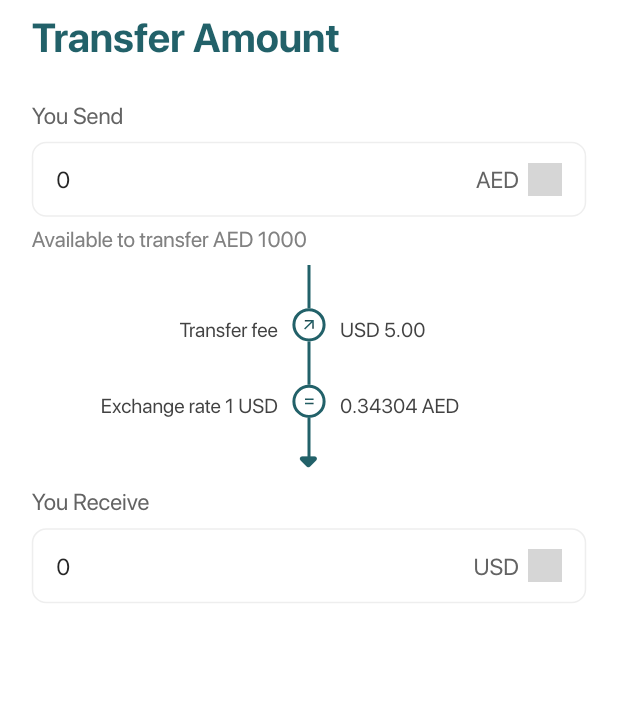
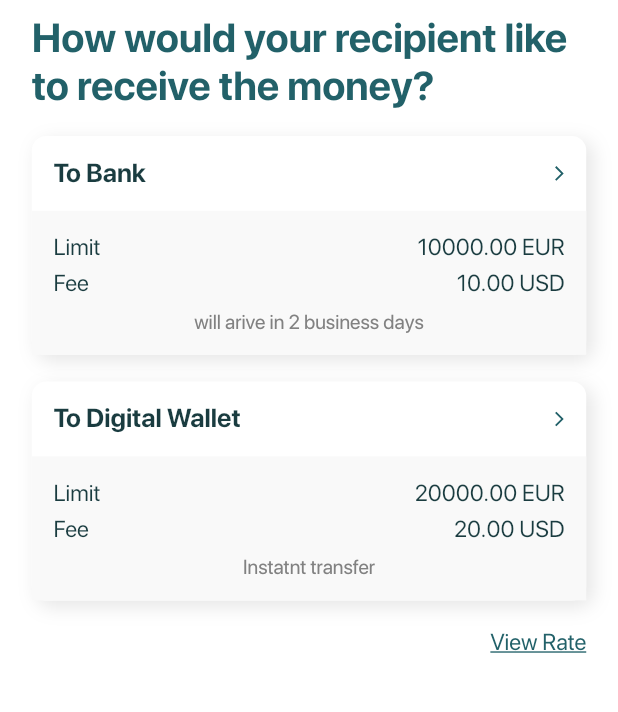
Before and after one commit to Dev-Ayan-Dasgupta/dhabi, a Flutter app: the SelectCountryScreen screen opened by its route, after a tap on "Brazil", on a phone screen of 412 x 824 dp, the part 84-796 px from its top. Run offline on Flutter 3.47's test engine with Material 2 defaults, Android fonts, the phone set to English and light mode, and no system bars; our stand-ins replace dropdown_button2, equatable, flutter_bloc, flutter_sizer, flutter_svg, local_auth and 1 more; missing offline and left inert: local_auth_android, local_auth_ios, platform_device_id; accounts and stored records are empty; network calls fail; grey boxes are pictures that could not be loaded.

Commit message:
created recipient recieve mode tile

```diff
--- a/lib/presentation/routers/app_router.dart
+++ b/lib/presentation/routers/app_router.dart
@@ -192,6 +192,10 @@ class AppRouter {
         return MaterialPageRoute(
           builder: (_) => const SelectCountryScreen(),
         );
+      case Routes.recipientReceiveMode:
+        return MaterialPageRoute(
+          builder: (_) => const RecipientReceiveModeScreen(),
+        );
       case Routes.password:
         return MaterialPageRoute(
           builder: (_) => const PasswordScreen(),
--- a/lib/presentation/routers/routes.dart
+++ b/lib/presentation/routers/routes.dart
@@ -37,5 +37,6 @@ class Routes {
   static const String selectRecipient = 'select-recipient';
   static const String recipientDetails = 'recipient-details';
   static const String selectCountry = 'select-country';
+  static const String recipientReceiveMode = 'recipient-receive-mode';
   static const String password = 'password';
 }
--- a/lib/presentation/screens/retail/transfer/index.dart
+++ b/lib/presentation/screens/retail/transfer/index.dart
@@ -8,3 +8,4 @@ export './select_recipient.dart';
 export './recipient_details.dart';
 export './select_country.dart';
 export './password.dart';
+export './recipient_receive_mode.dart';
--- /dev/null
+++ b/lib/presentation/screens/retail/transfer/recipient_receive_mode.dart
@@ -0,0 +1,96 @@
+import 'package:dialup_mobile_app/presentation/widgets/core/index.dart';
+import 'package:dialup_mobile_app/presentation/widgets/transfer/recipient_receive_mode_tile.dart';
+import 'package:dialup_mobile_app/utils/constants/index.dart';
+import 'package:flutter/material.dart';
+import 'package:flutter_sizer/flutter_sizer.dart';
+
+class RecipientReceiveModeScreen extends StatefulWidget {
+  const RecipientReceiveModeScreen({Key? key}) : super(key: key);
+
+  @override
+  State<RecipientReceiveModeScreen> createState() =>
+      _RecipientReceiveModeScreenState();
+}
+
+class _RecipientReceiveModeScreenState
+    extends State<RecipientReceiveModeScreen> {
+  @override
+  Widget build(BuildContext context) {
+    return Scaffold(
+      appBar: AppBar(
+        leading: const AppBarLeading(),
+        actions: [
+          Padding(
+            padding: EdgeInsets.only(
+              right: (22 / Dimensions.designWidth).w,
+              top: (20 / Dimensions.designWidth).w,
+            ),
+            child: Text(
+              "Cancel",
+              style: TextStyles.primary.copyWith(
+                color: const Color.fromRGBO(65, 65, 65, 0.5),
+                fontSize: (16 / Dimensions.designWidth).w,
+                fontWeight: FontWeight.w600,
+              ),
+            ),
+          )
+        ],
+        backgroundColor: Colors.transparent,
+        elevation: 0,
+      ),
+      body: Padding(
+        padding: EdgeInsets.symmetric(
+          horizontal: (22 / Dimensions.designWidth).w,
+        ),
+        child: Column(
+          crossAxisAlignment: CrossAxisAlignment.start,
+          children: [
+            const SizeBox(height: 10),
+            Text(
+              "How would your recipient like to receive the money?",
+              style: TextStyles.primaryBold.copyWith(
+                color: AppColors.primary,
+                fontSize: (28 / Dimensions.designWidth).w,
+              ),
+            ),
+            const SizeBox(height: 20),
+            RecipientReceiveModeTile(
+              onTap: () {},
+              title: "To Bank",
+              limitAmount: 10000,
+              limitCurrency: "EUR",
+              feeAmount: 10,
+              feeCurrency: "USD",
+              eta: 2,
+            ),
+            const SizeBox(height: 20),
+            RecipientReceiveModeTile(
+              onTap: () {},
+              title: "To Digital Wallet",
+              limitAmount: 20000,
+              limitCurrency: "EUR",
+              feeAmount: 20,
+              feeCurrency: "USD",
+              eta: 0,
+            ),
+            const SizeBox(height: 20),
+            Align(
+              alignment: Alignment.centerRight,
+              child: InkWell(
+                onTap: () {},
+                child: Text(
+                  "View Rate",
+                  style: TextStyles.primaryMedium.copyWith(
+                    color: AppColors.primary,
+                    fontSize: (16 / Dimensions.designWidth).w,
+                    decoration: TextDecoration.underline,
+                  ),
+                ),
+              ),
+            )
+          ],
+        ),
+      ),
+    );
+  }
+}
--- a/lib/presentation/screens/retail/transfer/select_country.dart
+++ b/lib/presentation/screens/retail/transfer/select_country.dart
@@ -150,7 +150,8 @@ class _SelectCountryScreenState extends State<SelectCountryScreen> {
                             : filteredCountries[index];
                         return CountryTile(
                           onTap: () {
-                            Navigator.pushNamed(context, Routes.transferAmount);
+                            Navigator.pushNamed(
+                                context, Routes.recipientReceiveMode);
                           },
                           flagImgUrl: item.flagImgUrl,
                           country: item.country,
--- a/lib/presentation/widgets/transfer/index.dart
+++ b/lib/presentation/widgets/transfer/index.dart
@@ -4,3 +4,4 @@ export './vault_account_card.dart';
 export './fee_exchange_rate.dart';
 export './recipients_tile.dart';
 export './country_tile.dart';
+export './recipient_receive_mode_tile.dart';
--- /dev/null
+++ b/lib/presentation/widgets/transfer/recipient_receive_mode_tile.dart
@@ -0,0 +1,123 @@
+// ignore_for_file: public_member_api_docs, sort_constructors_first
+import 'package:dialup_mobile_app/presentation/widgets/core/index.dart';
+import 'package:dialup_mobile_app/utils/constants/index.dart';
+import 'package:flutter/material.dart';
+import 'package:flutter_sizer/flutter_sizer.dart';
+import 'package:flutter_svg/flutter_svg.dart';
+
+class RecipientReceiveModeTile extends StatelessWidget {
+  const RecipientReceiveModeTile({
+    Key? key,
+    required this.onTap,
+    required this.title,
+    required this.limitAmount,
+    required this.limitCurrency,
+    required this.feeAmount,
+    required this.feeCurrency,
+    required this.eta,
+  }) : super(key: key);
+
+  final VoidCallback onTap;
+  final String title;
+  final double limitAmount;
+  final String limitCurrency;
+  final double feeAmount;
+  final String feeCurrency;
+  final int eta;
+
+  @override
+  Widget build(BuildContext context) {
+    return InkWell(
+      onTap: onTap,
+      child: Container(
+        decoration: BoxDecoration(
+          borderRadius: BorderRadius.all(
+              Radius.circular((10 / Dimensions.designWidth).w)),
+          boxShadow: [BoxShadows.primary],
+          color: Colors.white,
+        ),
+        child: Column(
+          children: [
+            Padding(
+              padding: EdgeInsets.all((15 / Dimensions.designWidth).w),
+              child: Row(
+                mainAxisAlignment: MainAxisAlignment.spaceBetween,
+                children: [
+                  Text(
+                    title,
+                    style: TextStyles.primaryBold.copyWith(
+                      color: const Color(0XFF1A3C40),
+                      fontSize: (18 / Dimensions.designWidth).w,
+                    ),
+                  ),
+                  SvgPicture.asset(
+                    ImageConstants.arrowForwardIos,
+                    width: (6.7 / Dimensions.designWidth).w,
+                    height: (11.3 / Dimensions.designWidth).w,
+                  ),
+                ],
+              ),
+            ),
+            Container(
+              padding: EdgeInsets.all((15 / Dimensions.designWidth).w),
+              color: const Color(0XFFF9F9F9),
+              child: Column(
+                children: [
+                  Row(
+                    mainAxisAlignment: MainAxisAlignment.spaceBetween,
+                    children: [
+                      Text(
+                        "Limit",
+                        style: TextStyles.primaryMedium.copyWith(
+                          color: const Color(0XFF1A3C40),
+                          fontSize: (16 / Dimensions.designWidth).w,
+                        ),
+                      ),
+                      Text(
+                        "${limitAmount.toStringAsFixed(2)} $limitCurrency",
+                        style: TextStyles.primaryMedium.copyWith(
+                          color: const Color(0XFF1A3C40),
+                          fontSize: (16 / Dimensions.designWidth).w,
+                        ),
+                      ),
+                    ],
+                  ),
+                  const SizeBox(height: 7),
+                  Row(
+                    mainAxisAlignment: MainAxisAlignment.spaceBetween,
+                    children: [
+                      Text(
+                        "Fee",
+                        style: TextStyles.primaryMedium.copyWith(
+                          color: const Color(0XFF1A3C40),
+                          fontSize: (16 / Dimensions.designWidth).w,
+                        ),
+                      ),
+                      Text(
+                        "${feeAmount.toStringAsFixed(2)} $feeCurrency",
+                        style: TextStyles.primaryMedium.copyWith(
+                          color: const Color(0XFF1A3C40),
+                          fontSize: (16 / Dimensions.designWidth).w,
+                        ),
+                      ),
+                    ],
+                  ),
+                  const SizeBox(height: 10),
+                  Text(
+                    eta == 0
+                        ? "Instatnt transfer"
+                        : "will arive in $eta business days",
+                    style: TextStyles.primaryMedium.copyWith(
+                      color: const Color(0XFF818181),
+                      fontSize: (14 / Dimensions.designWidth).w,
+                    ),
+                  ),
+                ],
+              ),
+            )
+          ],
+        ),
+      ),
+    );
+  }
+}
```
